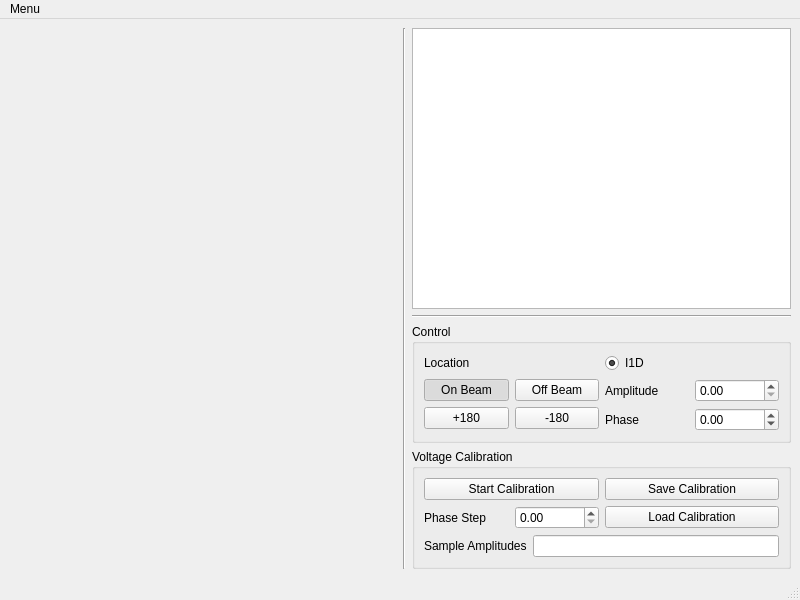
Before: the Qt Designer form esme/gui/ui/tds_window.ui in st-walker/esme, drawn with Qt 5.
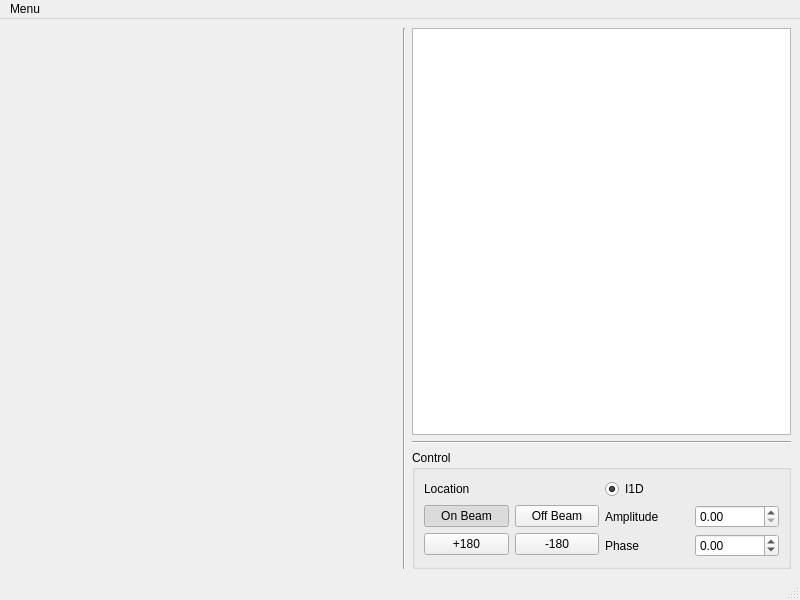
After: the same form once the commit is applied. Custom widgets are drawn as their Qt base class.

```diff
--- a/esme/gui/ui/tds_window.ui
+++ b/esme/gui/ui/tds_window.ui
@@ -187,64 +187,6 @@
           </layout>
          </widget>
         </item>
-        <item>
-         <widget class="QGroupBox" name="groupBox_2">
-          <property name="title">
-           <string>Voltage Calibration</string>
-          </property>
-          <layout class="QGridLayout" name="gridLayout_4">
-           <item row="0" column="0">
-            <widget class="QPushButton" name="start_voltage_calibration_button">
-             <property name="text">
-              <string>Start Calibration</string>
-             </property>
-            </widget>
-           </item>
-           <item row="0" column="1">
-            <widget class="QPushButton" name="save_voltage_calibration_button">
-             <property name="text">
-              <string>Save Calibration</string>
-             </property>
-            </widget>
-           </item>
-           <item row="1" column="0">
-            <layout class="QHBoxLayout" name="horizontalLayout_10">
-             <item>
-              <widget class="QLabel" name="phase_step_label">
-               <property name="text">
-                <string>Phase Step</string>
-               </property>
-              </widget>
-             </item>
-             <item>
-              <widget class="QDoubleSpinBox" name="phase_step_spinner"/>
-             </item>
-            </layout>
-           </item>
-           <item row="1" column="1">
-            <widget class="QPushButton" name="load_voltage_calibration_button">
-             <property name="text">
-              <string>Load Calibration</string>
-             </property>
-            </widget>
-           </item>
-           <item row="2" column="0" colspan="2">
-            <layout class="QHBoxLayout" name="sample_amplitudes_layout">
-             <item>
-              <widget class="QLabel" name="sample_amplitudes_label">
-               <property name="text">
-                <string>Sample Amplitudes</string>
-               </property>
-              </widget>
-             </item>
-             <item>
-              <widget class="QLineEdit" name="amplitudes_line_edit"/>
-             </item>
-            </layout>
-           </item>
-          </layout>
-         </widget>
-        </item>
        </layout>
       </item>
      </layout>
```
